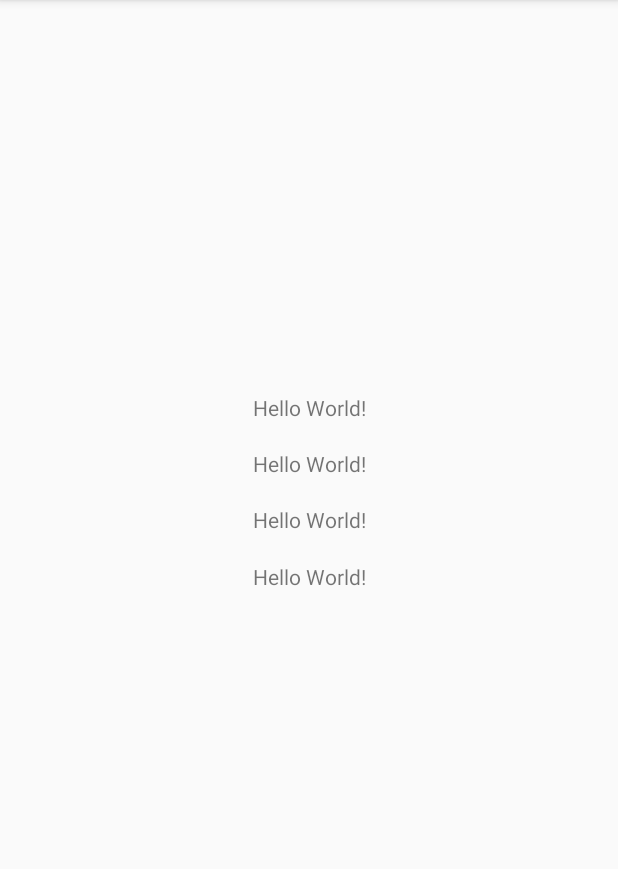
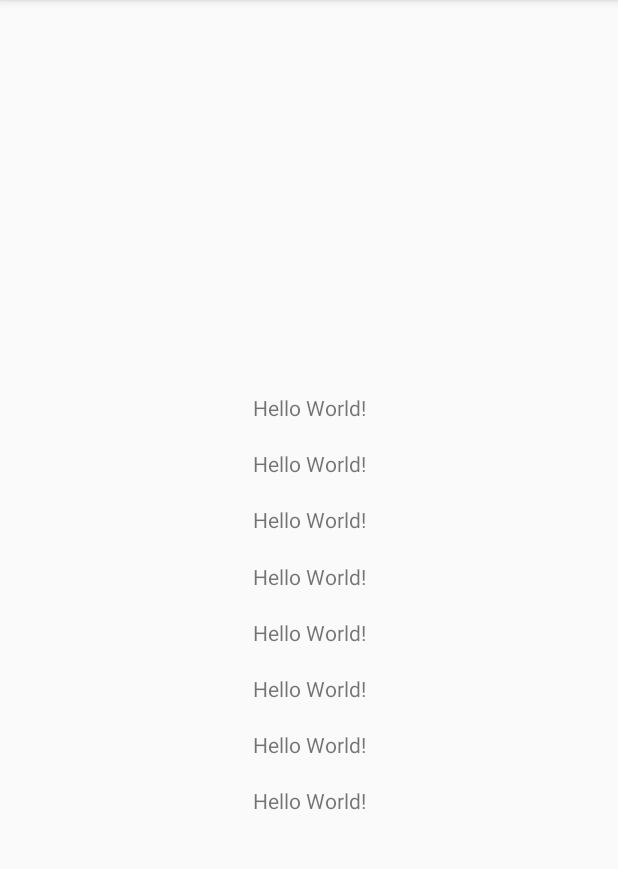
Before and after one commit to psarnai1/EMFDetector, an Android app: the screen it shows after launch (MainActivity), on a phone screen of 412 x 824 dp, the part 84-953 px from its top. Run offline under Robolectric (Android 15) with nearby library versions, the phone set to English and light mode, and no system bars; libraries missing offline, so code that uses them is left out: de.mindpipe.android, org.apache.log4j; 10 statements that could not run were skipped.

Commit message:
added code to calculate standard deviation of min and max values for x,y,z axes over sliding window of 10 readings

```diff
--- a/app/src/main/res/layout/activity_main.xml
+++ b/app/src/main/res/layout/activity_main.xml
@@ -54,4 +54,52 @@
         app:layout_constraintTop_toTopOf="parent"
         app:layout_constraintVertical_bias="0.500" />
 
+    <TextView
+        android:id="@+id/locationTextView5"
+        android:layout_width="wrap_content"
+        android:layout_height="wrap_content"
+        android:text="Hello World!"
+        app:layout_constraintBottom_toBottomOf="parent"
+        app:layout_constraintHorizontal_bias="0.500"
+        app:layout_constraintLeft_toLeftOf="parent"
+        app:layout_constraintRight_toRightOf="parent"
+        app:layout_constraintTop_toTopOf="parent"
+        app:layout_constraintVertical_bias="0.550" />
+
+    <TextView
+        android:id="@+id/locationTextView6"
+        android:layout_width="wrap_content"
+        android:layout_height="wrap_content"
+        android:text="Hello World!"
+        app:layout_constraintBottom_toBottomOf="parent"
+        app:layout_constraintHorizontal_bias="0.500"
+        app:layout_constraintLeft_toLeftOf="parent"
+        app:layout_constraintRight_toRightOf="parent"
+        app:layout_constraintTop_toTopOf="parent"
+        app:layout_constraintVertical_bias="0.600" />
+
+    <TextView
+        android:id="@+id/locationTextView7"
+        android:layout_width="wrap_content"
+        android:layout_height="wrap_content"
+        android:text="Hello World!"
+        app:layout_constraintBottom_toBottomOf="parent"
+        app:layout_constraintHorizontal_bias="0.500"
+        app:layout_constraintLeft_toLeftOf="parent"
+        app:layout_constraintRight_toRightOf="parent"
+        app:layout_constraintTop_toTopOf="parent"
+        app:layout_constraintVertical_bias="0.650" />
+
+    <TextView
+        android:id="@+id/locationTextView8"
+        android:layout_width="wrap_content"
+        android:layout_height="wrap_content"
+        android:text="Hello World!"
+        app:layout_constraintBottom_toBottomOf="parent"
+        app:layout_constraintHorizontal_bias="0.500"
+        app:layout_constraintLeft_toLeftOf="parent"
+        app:layout_constraintRight_toRightOf="parent"
+        app:layout_constraintTop_toTopOf="parent"
+        app:layout_constraintVertical_bias="0.700" />
+
 </android.support.constraint.ConstraintLayout>
```
Also changed, not shown: app/src/main/java/com/example/metaldetector/MainActivity.java (+107 -7 lines), 1 other file.
